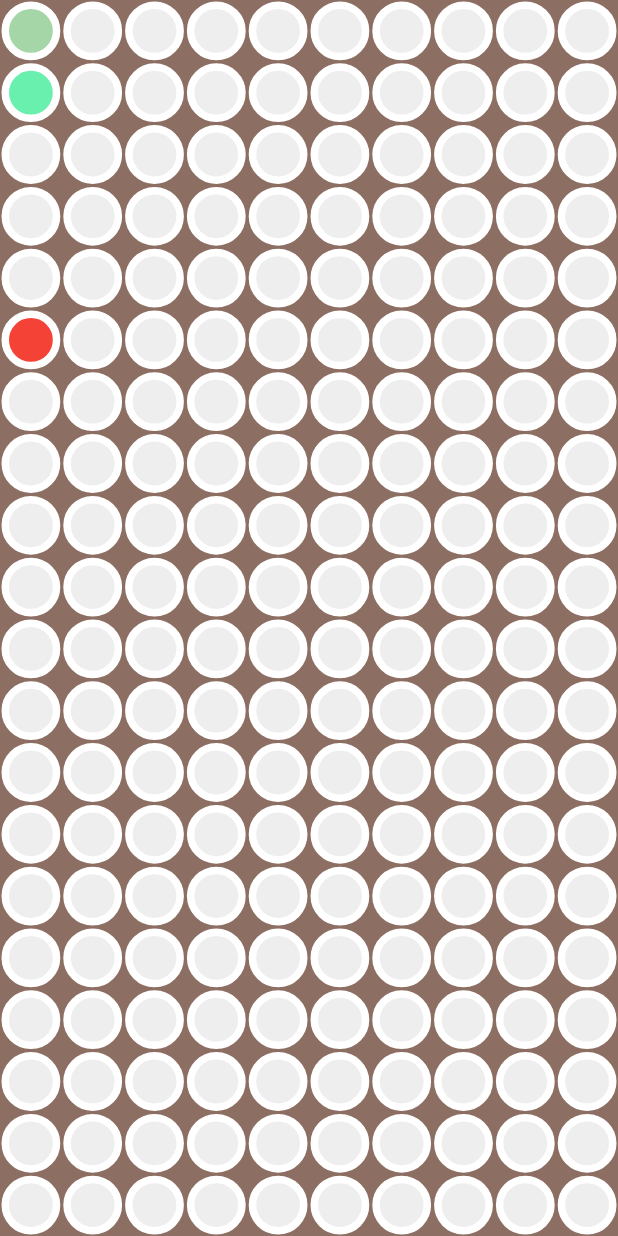
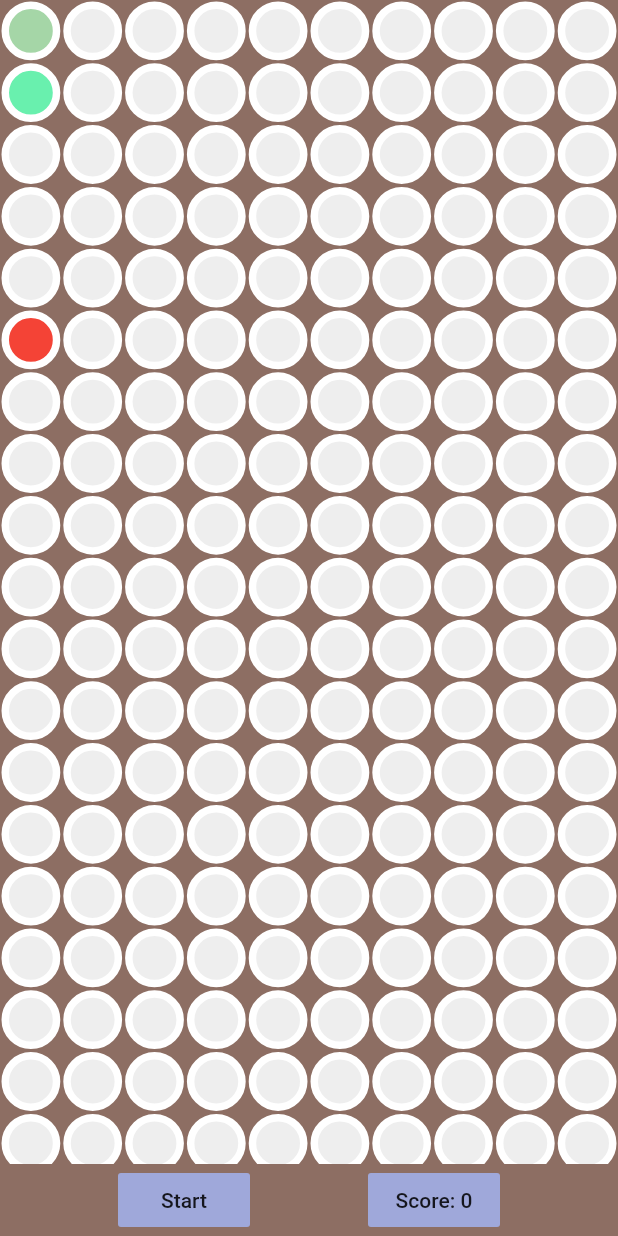
Before and after one commit to blong005/GameLibrary, a Flutter app: the SnakeApp screen opened directly, on a phone screen of 412 x 824 dp. Run offline on Flutter 3.47's test engine with Material 2 defaults, Android fonts, the phone set to English and light mode, and no system bars; network calls fail.

Commit message:
Added Start Button and Score Board

```diff
--- a/lib/pages/Snake.dart
+++ b/lib/pages/Snake.dart
@@ -29,6 +29,10 @@ class _SnakeAppState extends State<SnakeApp> {
   bool inGame = false;                //flag signals movement
   var dir = "down";                   //movement direction
 
+  void startGame(){
+
+  }
+
   @override
   Widget build(BuildContext context) {
     return Scaffold(
@@ -40,7 +44,7 @@ class _SnakeAppState extends State<SnakeApp> {
         Expanded(
           child: GestureDetector(
             child: AspectRatio(
-              aspectRatio: numSquaresRow / numSquaresCol,             //Aspect Ratio: width / height , uses double
+              aspectRatio: numSquaresRow / numSquaresCol ,             //Aspect Ratio: width / height , uses double
               child: GridView.builder(
                 physics: NeverScrollableScrollPhysics(),
                 gridDelegate: SliverGridDelegateWithFixedCrossAxisCount(
@@ -50,11 +54,10 @@ class _SnakeAppState extends State<SnakeApp> {
                 itemBuilder: (BuildContext context, int index) {
 
                   bool isBody = false;
-
-                  var x = index % numSquaresRow;
+                  var x = index % numSquaresRow;                //calculate x and y pos of body
                   var y = (index / numSquaresRow).floor();
 
-                  //Identifying snake body
+                  //Checking snake body
                   for (var pos in snake){
                     if ( pos[0] == x && pos[1] == y){
                       isBody = true;
@@ -77,7 +80,7 @@ class _SnakeAppState extends State<SnakeApp> {
                     color = Colors.grey[200];
                   }
 
-                  //return container for build
+                  //return container for item build
                   return Container(
                     margin: EdgeInsets.all(1),
                     decoration: BoxDecoration(
@@ -102,7 +105,29 @@ class _SnakeAppState extends State<SnakeApp> {
               ),
             )
           )
-        )
+        ),
+        Row(                                                        //start button
+          mainAxisAlignment: MainAxisAlignment.spaceEvenly,
+          children: <Widget>[
+            FlatButton(
+              color: Colors.indigo[200],
+              child: Text('Start'),
+              onPressed: () {
+                if (inGame){
+                  inGame = false;
+                }
+                else{
+                  startGame();
+                }
+              },
+            ),
+            FlatButton(                                             //ScoreBoard
+              color: Colors.indigo[200],
+              child: Text('Score: ${snake.length - 2}'),
+              onPressed: () {},
+              ),
+          ]
+          ,)
        ],
      )
     );
```
